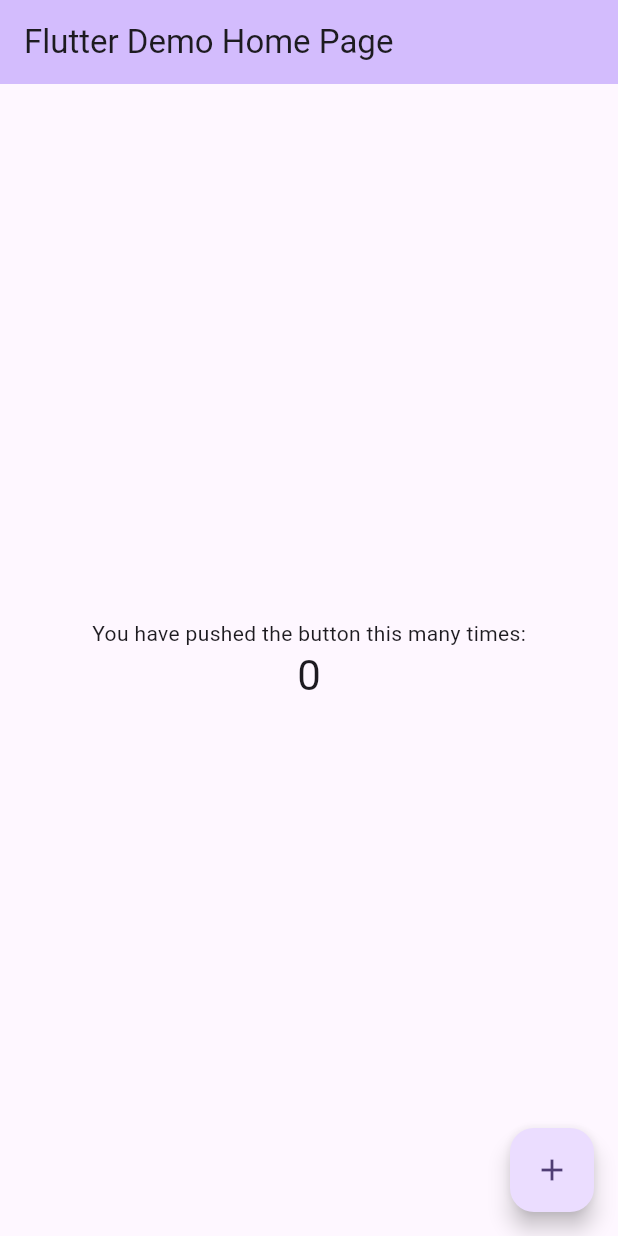
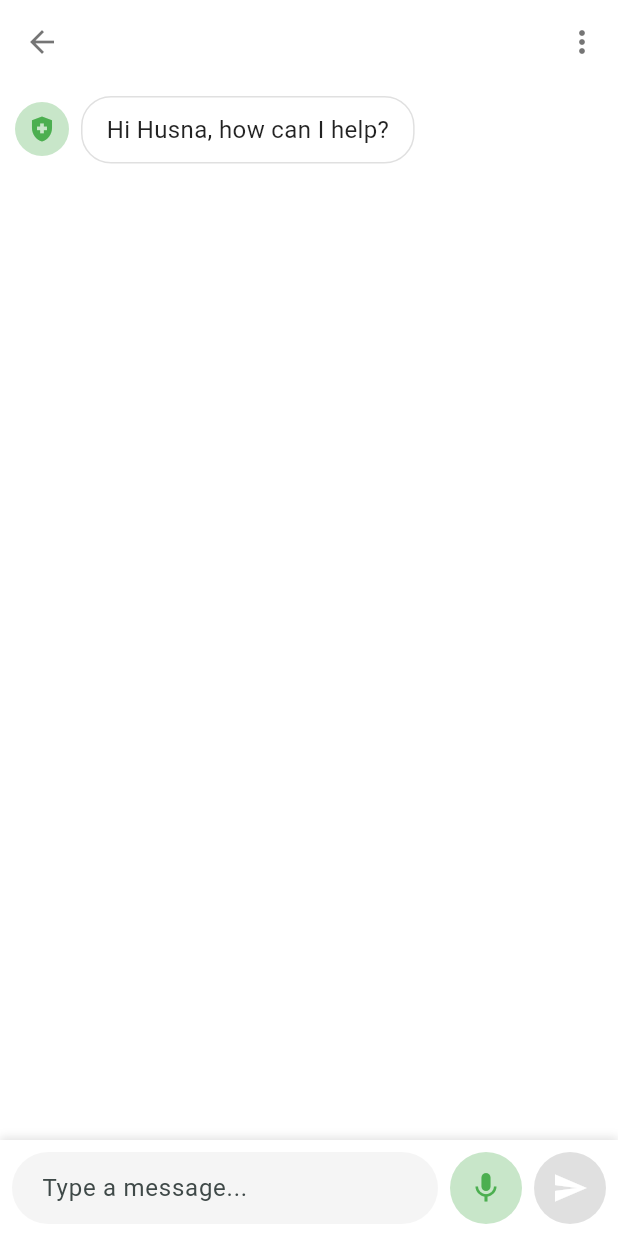
Before and after one commit to iforce428/Glucose_Copilot, a Flutter app: the screen it shows after launch, on a phone screen of 412 x 824 dp. Run offline on Flutter 3.47's test engine with Material 3 defaults, Android fonts, the phone set to English and light mode, and no system bars.

Commit message:
ui updated

```diff
--- /dev/null
+++ b/lib/chat_screen.dart
@@ -0,0 +1,260 @@
+import 'package:flutter/material.dart';
+import 'models/message.dart';
+import 'widgets/chat_message.dart';
+import 'widgets/message_input.dart';
+import 'widgets/action_buttons.dart';
+
+class ChatScreen extends StatefulWidget {
+  const ChatScreen({super.key});
+
+  @override
+  State<ChatScreen> createState() => _ChatScreenState();
+}
+
+class _ChatScreenState extends State<ChatScreen> {
+  final List<Message> _messages = [];
+  final ScrollController _scrollController = ScrollController();
+  bool _isTyping = false;
+
+  @override
+  void initState() {
+    super.initState();
+    // Add initial greeting message
+    _addBotMessage(
+      "Hi Husna, how can I help?",
+      null, // No action buttons for greeting
+    );
+  }
+
+  void _addMessage(String text, bool isUser) {
+    setState(() {
+      _messages.add(Message(
+        text: text,
+        isUser: isUser,
+        timestamp: DateTime.now(),
+      ));
+    });
+
+    _scrollToBottom();
+
+    if (isUser) {
+      // Simulate bot typing
+      setState(() {
+        _isTyping = true;
+      });
+
+      // Simulate bot response after delay
+      Future.delayed(const Duration(seconds: 1), () {
+        _handleUserMessage(text);
+      });
+    }
+  }
+
+  void _addBotMessage(String text, List<ActionButton>? actionButtons) {
+    setState(() {
+      _isTyping = false;
+      _messages.add(Message(
+        text: text,
+        isUser: false,
+        timestamp: DateTime.now(),
+        actionButtons: actionButtons,
+      ));
+    });
+
+    _scrollToBottom();
+  }
+
+  void _handleUserMessage(String text) {
+    // Simple pattern matching for demo purposes
+    if (text.toLowerCase().contains('blood glucose') ||
+        text.toLowerCase().contains('sugar level')) {
+      _addBotMessage(
+        "Hi Husna. Your blood glucose level today is 7.8 mmol/L, which is slightly above the target range. Consider a balanced meal and some light activity to help regulate it today.",
+        [
+          ActionButton(
+            label: "Recommended Meal",
+            onTap: () => _handleActionButtonTap("Recommended Meal"),
+          ),
+          ActionButton(
+            label: "Schedule Workout",
+            onTap: () => _handleActionButtonTap("Schedule Workout"),
+          ),
+          ActionButton(
+            label: "Check Medication",
+            onTap: () => _handleActionButtonTap("Check Medication"),
+          ),
+        ],
+      );
+    } else if (text.toLowerCase().contains('medication') ||
+              text.toLowerCase().contains('medicine')) {
+      _addBotMessage(
+        "Your current medication schedule includes Metformin 500mg twice daily. Your next dose is due at 8:00 PM.",
+        [
+          ActionButton(
+            label: "Medication Details",
+            onTap: () => _handleActionButtonTap("Medication Details"),
+          ),
+          ActionButton(
+            label: "Set Reminder",
+            onTap: () => _handleActionButtonTap("Set Reminder"),
+          ),
+        ],
+      );
+    } else if (text.toLowerCase().contains('exercise') ||
+              text.toLowerCase().contains('workout')) {
+      _addBotMessage(
+        "Based on your glucose levels, I recommend 30 minutes of moderate walking today. This can help lower your blood glucose and improve insulin sensitivity.",
+        [
+          ActionButton(
+            label: "View Exercise Plan",
+            onTap: () => _handleActionButtonTap("View Exercise Plan"),
+          ),
+          ActionButton(
+            label: "Log Activity",
+            onTap: () => _handleActionButtonTap("Log Activity"),
+          ),
+        ],
+      );
+    } else {
+      _addBotMessage(
+        "I'm here to help with your health management. You can ask about your blood glucose levels, medication schedule, or exercise recommendations.",
+        null,
+      );
+    }
+  }
+
+  void _handleActionButtonTap(String action) {
+    switch (action) {
+      case "Recommended Meal":
+        _addBotMessage(
+          "Here's a balanced meal plan for today:\n\n"
+          "Breakfast: Greek yogurt with berries and nuts\n"
+          "Lunch: Grilled chicken salad with olive oil dressing\n"
+          "Dinner: Baked salmon with roasted vegetables\n"
+          "Snacks: Apple slices with almond butter",
+          [
+            ActionButton(
+              label: "Save Meal Plan",
+              onTap: () => _handleActionButtonTap("Save Meal Plan"),
+            ),
+            ActionButton(
+              label: "Adjust Portions",
+              onTap: () => _handleActionButtonTap("Adjust Portions"),
+            ),
+          ],
+        );
+        break;
+      case "Schedule Workout":
+        _addBotMessage(
+          "I've created a workout schedule for you:\n\n"
+          "Today: 30 min walking\n"
+          "Tomorrow: 20 min strength training\n"
+          "Day after: 30 min swimming or cycling",
+          [
+            ActionButton(
+              label: "Add to Calendar",
+              onTap: () => _handleActionButtonTap("Add to Calendar"),
+            ),
+            ActionButton(
+              label: "Modify Workout",
+              onTap: () => _handleActionButtonTap("Modify Workout"),
+            ),
+          ],
+        );
+        break;
+      case "Check Medication":
+        _addBotMessage(
+          "Your current medication:\n\n"
+          "Metformin 500mg - Take twice daily with meals\n"
+          "Next dose: Today at 8:00 PM\n"
+          "Refill needed in: 7 days",
+          [
+            ActionButton(
+              label: "Set Reminder",
+              onTap: () => _handleActionButtonTap("Set Reminder"),
+            ),
+            ActionButton(
+              label: "Request Refill",
+              onTap: () => _handleActionButtonTap("Request Refill"),
+            ),
+          ],
+        );
+        break;
+      default:
+        _addBotMessage(
+          "I've processed your request for: $action. This feature would be fully implemented in the complete app.",
+          null,
+        );
+    }
+  }
+
+  void _scrollToBottom() {
+    Future.delayed(const Duration(milliseconds: 100), () {
+      if (_scrollController.hasClients) {
+        _scrollController.animateTo(
+          _scrollController.position.maxScrollExtent,
+          duration: const Duration(milliseconds: 300),
+          curve: Curves.easeOut,
+        );
+      }
+    });
+  }
+
+  @override
+  Widget build(BuildContext context) {
+    return Scaffold(
+      backgroundColor: Colors.grey[100],
+      appBar: AppBar(
+        backgroundColor: Colors.white,
+        elevation: 0,
+        leading: IconButton(
+          icon: const Icon(Icons.arrow_back, color: Colors.black54),
+          onPressed: () {
+            // Handle back button press
+          },
+        ),
+        actions: [
+          IconButton(
+            icon: const Icon(Icons.more_vert, color: Colors.black54),
+            onPressed: () {
+              // Handle menu button press
+            },
+          ),
+        ],
+      ),
+      body: Column(
+        children: [
+          Expanded(
+            child: Container(
+              padding: const EdgeInsets.symmetric(horizontal: 10),
+              decoration: const BoxDecoration(
+                color: Colors.white,
+              ),
+              child: ListView.builder(
+                controller: _scrollController,
+                itemCount: _messages.length + (_isTyping ? 1 : 0),
+                itemBuilder: (context, index) {
+                  if (index == _messages.length) {
+                    // Show typing indicator
+                    return const ChatMessage(
+                      message: Message(
+                        text: "typing...",
+                        isUser: false,
+                        timestamp: null,
+                        isTyping: true,
+                      ),
+                    );
+                  }
+                  return ChatMessage(message: _messages[index]);
+                },
+              ),
+            ),
+          ),
+          MessageInput(
+            onSendMessage: (text) => _addMessage(text, true),
+          ),
+        ],
+      ),
+    );
+  }
+}
--- a/lib/main.dart
+++ b/lib/main.dart
@@ -1,125 +1,34 @@
 import 'package:flutter/material.dart';
+import 'package:flutter/services.dart';
+import 'chat_screen.dart';
 
 void main() {
+  SystemChrome.setSystemUIOverlayStyle(
+    const SystemUiOverlayStyle(
+      statusBarColor: Colors.transparent,
+      statusBarIconBrightness: Brightness.dark,
+    ),
+  );
   runApp(const MyApp());
 }
 
 class MyApp extends StatelessWidget {
   const MyApp({super.key});
 
-  // This widget is the root of your application.
   @override
   Widget build(BuildContext context) {
     return MaterialApp(
-      title: 'Flutter Demo',
+      debugShowCheckedModeBanner: false,
+      title: 'Health Assistant',
       theme: ThemeData(
-        // This is the theme of your application.
-        //
-        // TRY THIS: Try running your application with "flutter run". You'll see
-        // the application has a purple toolbar. Then, without quitting the app,
-        // try changing the seedColor in the colorScheme below to Colors.green
-        // and then invoke "hot reload" (save your changes or press the "hot
-        // reload" button in a Flutter-supported IDE, or press "r" if you used
-        // the command line to start the app).
-        //
-        // Notice that the counter didn't reset back to zero; the application
-        // state is not lost during the reload. To reset the state, use hot
-        // restart instead.
-        //
-        // This works for code too, not just values: Most code changes can be
-        // tested with just a hot reload.
-        colorScheme: ColorScheme.fromSeed(seedColor: Colors.deepPurple),
+        colorScheme: ColorScheme.fromSeed(
+          seedColor: const Color(0xFF0ABAB5),
+          primary: const Color(0xFF0ABAB5),
+        ),
         useMaterial3: true,
+        fontFamily: 'Roboto',
       ),
-      home: const MyHomePage(title: 'Flutter Demo Home Page'),
+      home: const ChatScreen(),
     );
   }
 }
-
-class MyHomePage extends StatefulWidget {
-  const MyHomePage({super.key, required this.title});
-
-  // This widget is the home page of your application. It is stateful, meaning
-  // that it has a State object (defined below) that contains fields that affect
-  // how it looks.
-
-  // This class is the configuration for the state. It holds the values (in this
-  // case the title) provided by the parent (in this case the App widget) and
-  // used by the build method of the State. Fields in a Widget subclass are
-  // always marked "final".
-
-  final String title;
-
-  @override
-  State<MyHomePage> createState() => _MyHomePageState();
-}
-
-class _MyHomePageState extends State<MyHomePage> {
-  int _counter = 0;
-
-  void _incrementCounter() {
-    setState(() {
-      // This call to setState tells the Flutter framework that something has
-      // changed in this State, which causes it to rerun the build method below
-      // so that the display can reflect the updated values. If we changed
-      // _counter without calling setState(), then the build method would not be
-      // called again, and so nothing would appear to happen.
-      _counter++;
-    });
-  }
-
-  @override
-  Widget build(BuildContext context) {
-    // This method is rerun every time setState is called, for instance as done
-    // by the _incrementCounter method above.
-    //
-    // The Flutter framework has been optimized to make rerunning build methods
-    // fast, so that you can just rebuild anything that needs updating rather
-    // than having to individually change instances of widgets.
-    return Scaffold(
-      appBar: AppBar(
-        // TRY THIS: Try changing the color here to a specific color (to
-        // Colors.amber, perhaps?) and trigger a hot reload to see the AppBar
-        // change color while the other colors stay the same.
-        backgroundColor: Theme.of(context).colorScheme.inversePrimary,
-        // Here we take the value from the MyHomePage object that was created by
-        // the App.build method, and use it to set our appbar title.
-        title: Text(widget.title),
-      ),
-      body: Center(
-        // Center is a layout widget. It takes a single child and positions it
-        // in the middle of the parent.
-        child: Column(
-          // Column is also a layout widget. It takes a list of children and
-          // arranges them vertically. By default, it sizes itself to fit its
-          // children horizontally, and tries to be as tall as its parent.
-          //
-          // Column has various properties to control how it sizes itself and
-          // how it positions its children. Here we use mainAxisAlignment to
-          // center the children vertically; the main axis here is the vertical
-          // axis because Columns are vertical (the cross axis would be
-          // horizontal).
-          //
-          // TRY THIS: Invoke "debug painting" (choose the "Toggle Debug Paint"
-          // action in the IDE, or press "p" in the console), to see the
-          // wireframe for each widget.
-          mainAxisAlignment: MainAxisAlignment.center,
-          children: <Widget>[
-            const Text(
-              'You have pushed the button this many times:',
-            ),
-            Text(
-              '$_counter',
-              style: Theme.of(context).textTheme.headlineMedium,
-            ),
-          ],
-        ),
-      ),
-      floatingActionButton: FloatingActionButton(
-        onPressed: _incrementCounter,
-        tooltip: 'Increment',
-        child: const Icon(Icons.add),
-      ), // This trailing comma makes auto-formatting nicer for build methods.
-    );
-  }
-}
--- /dev/null
+++ b/lib/models/message.dart
@@ -0,0 +1,17 @@
+import '../widgets/action_buttons.dart';
+
+class Message {
+  final String text;
+  final bool isUser;
+  final DateTime? timestamp;
+  final List<ActionButton>? actionButtons;
+  final bool isTyping;
+
+  const Message({
+    required this.text,
+    required this.isUser,
+    this.timestamp,
+    this.actionButtons,
+    this.isTyping = false,
+  });
+}
--- /dev/null
+++ b/lib/widgets/chat_message.dart
@@ -0,0 +1,115 @@
+import 'package:flutter/material.dart';
+import '../models/message.dart';
+import 'action_buttons.dart';
+
+class ChatMessage extends StatelessWidget {
+  final Message message;
+
+  const ChatMessage({
+    super.key,
+    required this.message,
+  });
+
+  @override
+  Widget build(BuildContext context) {
+    return Padding(
+      padding: const EdgeInsets.symmetric(vertical: 8.0),
+      child: Row(
+        crossAxisAlignment: CrossAxisAlignment.start,
+        children: [
+          if (!message.isUser) _buildAvatar(false),
+          Expanded(
+            child: Column(
+              crossAxisAlignment: message.isUser
+                  ? CrossAxisAlignment.end
+                  : CrossAxisAlignment.start,
+              children: [
+                Container(
+                  margin: EdgeInsets.only(
+                    left: message.isUser ? 50.0 : 8.0,
+                    right: message.isUser ? 8.0 : 50.0,
+                  ),
+                  padding: const EdgeInsets.symmetric(
+                    horizontal: 16.0,
+                    vertical: 10.0,
+                  ),
+                  decoration: BoxDecoration(
+                    color: message.isUser
+                        ? Colors.grey[300]
+                        : message.isTyping
+                            ? Colors.grey[200]
+                            : Colors.white,
+                    borderRadius: BorderRadius.circular(20),
+                    border: message.isUser
+                        ? null
+                        : Border.all(color: Colors.grey[300]!),
+                  ),
+                  child: message.isTyping
+                      ? _buildTypingIndicator()
+                      : Text(
+                          message.text,
+                          style: const TextStyle(
+                            fontSize: 16,
+                            color: Colors.black87,
+                          ),
+                        ),
+                ),
+                if (message.actionButtons != null && !message.isTyping)
+                  Padding(
+                    padding: const EdgeInsets.only(top: 8.0, left: 8.0),
+                    child: ActionButtonsRow(buttons: message.actionButtons!),
+                  ),
+              ],
+            ),
+          ),
+          if (message.isUser) _buildAvatar(true),
+        ],
+      ),
+    );
+  }
+
+  Widget _buildAvatar(bool isUser) {
+    return Padding(
+      padding: const EdgeInsets.only(top: 4.0),
+      child: CircleAvatar(
+        radius: 18,
+        backgroundColor: isUser ? Colors.blue[100] : Colors.green[100],
+        child: isUser
+            ? const CircleAvatar(
+                radius: 16,
+                backgroundImage: NetworkImage(
+                  'https://hebbkx1anhila5yf.public.blob.vercel-storage.com/image-sYiAsCAwiWPMZPN9U6ZHGt2U7gkDAh.png',
+                ),
+              )
+            : const Icon(
+                Icons.health_and_safety,
+                color: Colors.green,
+                size: 20,
+              ),
+      ),
+    );
+  }
+
+  Widget _buildTypingIndicator() {
+    return Row(
+      mainAxisSize: MainAxisSize.min,
+      children: [
+        _buildDot(0),
+        _buildDot(1),
+        _buildDot(2),
+      ],
+    );
+  }
+
+  Widget _buildDot(int index) {
+    return Container(
+      margin: const EdgeInsets.symmetric(horizontal: 2),
+      height: 8,
+      width: 8,
+      decoration: BoxDecoration(
+        color: Colors.grey[400],
+        borderRadius: BorderRadius.circular(4),
+      ),
+    );
+  }
+}
--- /dev/null
+++ b/lib/widgets/message_input.dart
@@ -0,0 +1,105 @@
+import 'package:flutter/material.dart';
+
+class MessageInput extends StatefulWidget {
+  final Function(String) onSendMessage;
+
+  const MessageInput({
+    super.key,
+    required this.onSendMessage,
+  });
+
+  @override
+  State<MessageInput> createState() => _MessageInputState();
+}
+
+class _MessageInputState extends State<MessageInput> {
+  final TextEditingController _controller = TextEditingController();
+  bool _isComposing = false;
+
+  @override
+  void dispose() {
+    _controller.dispose();
+    super.dispose();
+  }
+
+  void _handleSubmitted(String text) {
+    if (text.trim().isEmpty) return;
+
+    widget.onSendMessage(text);
+    _controller.clear();
+    setState(() {
+      _isComposing = false;
+    });
+  }
+
+  @override
+  Widget build(BuildContext context) {
+    return Container(
+      decoration: BoxDecoration(
+        color: Colors.white,
+        boxShadow: [
+          BoxShadow(
+            offset: const Offset(0, -2),
+            blurRadius: 4,
+            color: Colors.black.withOpacity(0.1),
+          ),
+        ],
+      ),
+      padding: const EdgeInsets.symmetric(horizontal: 8.0, vertical: 8.0),
+      child: Row(
+        children: [
+          Expanded(
+            child: TextField(
+              controller: _controller,
+              onChanged: (text) {
+                setState(() {
+                  _isComposing = text.trim().isNotEmpty;
+                });
+              },
+              onSubmitted: _isComposing ? _handleSubmitted : null,
+              decoration: InputDecoration(
+                hintText: 'Type a message...',
+                border: OutlineInputBorder(
+                  borderRadius: BorderRadius.circular(24.0),
+                  borderSide: BorderSide.none,
+                ),
+                filled: true,
+                fillColor: Colors.grey[100],
+                contentPadding: const EdgeInsets.symmetric(
+                  horizontal: 16.0,
+                  vertical: 10.0,
+                ),
+              ),
+            ),
+          ),
+          const SizedBox(width: 8.0),
+          Container(
+            decoration: BoxDecoration(
+              color: Colors.green[100],
+              shape: BoxShape.circle,
+            ),
+            child: IconButton(
+              icon: const Icon(Icons.mic, color: Colors.green),
+              onPressed: () {
+                // Handle voice input
+              },
+            ),
+          ),
+          const SizedBox(width: 8.0),
+          Container(
+            decoration: BoxDecoration(
+              color: _isComposing ? Theme.of(context).primaryColor : Colors.grey[300],
+              shape: BoxShape.circle,
+            ),
+            child: IconButton(
+              icon: const Icon(Icons.send, color: Colors.white),
+              onPressed: _isComposing
+                  ? () => _handleSubmitted(_controller.text)
+                  : null,
+            ),
+          ),
+        ],
+      ),
+    );
+  }
+}
```
Also changed, not shown: lib/widgets/action_buttons.dart (added, +44 -0 lines), pubspec.lock, 125 other files.
